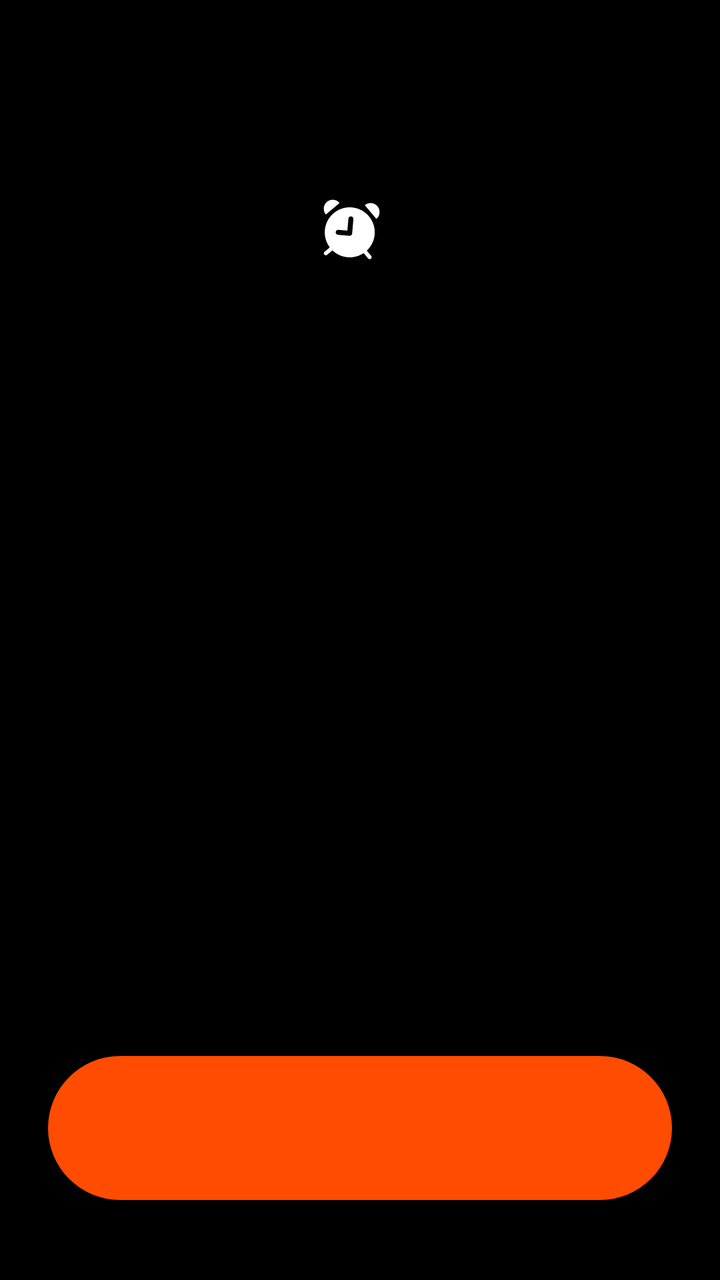
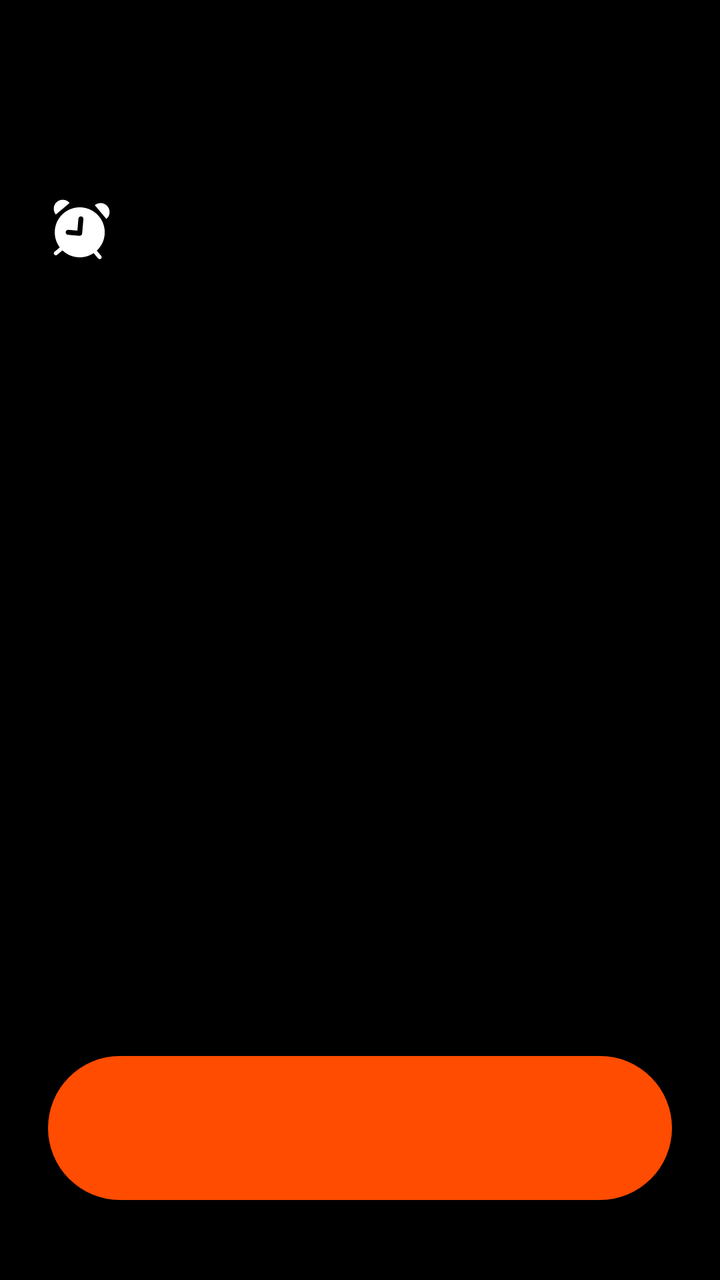

The first picture is an Android layout as it rendered before a commit; the second is the same layout after the commit. The layout source and the unified diff follow.
<!-- AndroidManifest.xml: activity theme AlarmTheme -->
<!-- res/layout/activity_alarm.xml -->
<?xml version="1.0" encoding="utf-8"?>
<LinearLayout xmlns:android="http://schemas.android.com/apk/res/android"
    android:layout_width="match_parent"
    android:layout_height="match_parent"
    android:background="#000000"
    android:gravity="center_horizontal"
    android:orientation="vertical"
    android:paddingStart="24dp"
    android:paddingTop="96dp"
    android:paddingEnd="24dp"
    android:paddingBottom="40dp">

    <LinearLayout
        android:layout_width="wrap_content"
        android:layout_height="wrap_content"
        android:gravity="center"
        android:orientation="horizontal">

        <ImageView
            android:id="@+id/alarmIcon"
            android:layout_width="32dp"
            android:layout_height="32dp"
            android:contentDescription="@null"
            android:src="@drawable/ic_alarm_header" />

        <TextView
            android:id="@+id/alarmTitle"
            android:layout_width="wrap_content"
            android:layout_height="wrap_content"
            android:layout_marginStart="10dp"
            android:fontFamily="sans-serif-medium"
            android:textColor="#FFFFFF"
            android:textSize="28sp" />
    </LinearLayout>

    <TextView
        android:id="@+id/alarmTime"
        android:layout_width="wrap_content"
        android:layout_height="wrap_content"
        android:layout_marginTop="38dp"
        android:fontFamily="sans-serif-light"
        android:gravity="center"
        android:letterSpacing="-0.05"
        android:textColor="#F4F4F4"
        android:textSize="84sp"
        android:textStyle="bold" />

    <TextView
        android:id="@+id/alarmSubtitle"
        android:layout_width="wrap_content"
        android:layout_height="wrap_content"
        android:layout_marginTop="38dp"
        android:fontFamily="sans-serif-medium"
        android:gravity="center"
        android:textColor="#5E5E5E"
        android:textSize="16sp" />

    <Space
        android:layout_width="match_parent"
        android:layout_height="0dp"
        android:layout_weight="1" />

    <Button
        android:id="@+id/dismissButton"
        android:layout_width="match_parent"
        android:layout_height="72dp"
        android:background="@drawable/bg_alarm_dismiss_button"
        android:fontFamily="sans-serif-medium"
        android:gravity="center"
        android:paddingHorizontal="24dp"
        android:textAllCaps="false"
        android:textColor="#FFFFFF"
        android:textSize="18sp" />
</LinearLayout>
<!-- resources referenced by this layout -->
<resources>
  <!-- drawable bg_alarm_dismiss_button (drawable) -->
  <?xml version="1.0" encoding="utf-8"?>
  <shape xmlns:android="http://schemas.android.com/apk/res/android"
      android:shape="rectangle">
      <solid android:color="#FF4C00" />
      <corners android:radius="36dp" />
  </shape>
  <!-- drawable ic_alarm_header (drawable) -->
  <?xml version="1.0" encoding="utf-8"?>
  <vector xmlns:android="http://schemas.android.com/apk/res/android"
      android:width="32dp"
      android:height="32dp"
      android:viewportWidth="32"
      android:viewportHeight="32">
      <path
          android:fillColor="#FFFFFFFF"
          android:fillType="evenOdd"
          android:pathData="M16.9587,5.0419C23.836,5.6436 28.9234,11.7065 28.3217,18.5838C28.0411,21.7907 26.5721,24.6075 24.3877,26.6407L26.5911,29.2666C26.9461,29.6896 26.8909,30.3202 26.4678,30.6752C26.0447,31.0302 25.4141,30.975 25.0591,30.552L22.8176,27.8807C20.5329,29.4112 17.7326,30.2051 14.7798,29.9468C11.8268,29.6884 9.2062,28.4205 7.2219,26.5162L4.5515,28.7578C4.1285,29.1128 3.4979,29.0576 3.1428,28.6346C2.7879,28.2115 2.843,27.5809 3.2661,27.2259L5.891,25.0225C4.093,22.6409 3.1363,19.6116 3.4168,16.4049C4.0185,9.5276 10.0814,4.4402 16.9587,5.0419ZM16.5665,9.5248C15.8788,9.4647 15.2725,9.9734 15.2123,10.6611L14.6894,16.6382L10.2065,16.246C9.5188,16.1859 8.9125,16.6946 8.8523,17.3823C8.7921,18.0701 9.3009,18.6764 9.9886,18.7365L15.7167,19.2377C16.4045,19.2978 17.0107,18.7891 17.0709,18.1014L17.7028,10.879C17.763,10.1912 17.2542,9.5849 16.5665,9.5248Z" />
      <path
          android:fillColor="#FFFFFFFF"
          android:pathData="M7.7563,1.2253C8.9452,1.3294 10.0438,1.9017 10.8109,2.816L3.9173,8.6004C3.1501,7.6862 2.7772,6.5049 2.8812,5.316C2.9853,4.1271 3.5576,3.0285 4.4719,2.2614C5.3861,1.4942 6.5674,1.1213 7.7563,1.2253Z" />
      <path
          android:fillColor="#FFFFFFFF"
          android:pathData="M26.684,2.8813C27.8729,2.9853 28.9715,3.5577 29.7386,4.4719C30.5058,5.3862 30.8787,6.5674 30.7747,7.7564C30.6707,8.9453 30.0983,10.0438 29.184,10.811L23.3996,3.9173C24.3138,3.1502 25.4951,2.7773 26.684,2.8813Z" />
  </vector>
  <style name="AlarmTheme" parent="@android:style/Theme.DeviceDefault.Light.NoActionBar.Fullscreen">
          <item name="android:windowBackground">#0B1F1F</item>
          <item name="android:statusBarColor">#0B1F1F</item>
          <item name="android:navigationBarColor">#0B1F1F</item>
      </style>
</resources>

<!-- the commit's change to res/layout/activity_alarm.xml (unified diff, before → after) -->
@@ -11,7 +11,7 @@
     android:paddingBottom="40dp">
 
     <LinearLayout
-        android:layout_width="wrap_content"
+        android:layout_width="match_parent"
         android:layout_height="wrap_content"
         android:gravity="center"
         android:orientation="horizontal">
@@ -25,12 +25,20 @@
 
         <TextView
             android:id="@+id/alarmTitle"
-            android:layout_width="wrap_content"
+            android:layout_width="0dp"
             android:layout_height="wrap_content"
             android:layout_marginStart="10dp"
+            android:layout_weight="1"
+            android:ellipsize="end"
             android:fontFamily="sans-serif-medium"
+            android:gravity="center"
+            android:maxLines="3"
             android:textColor="#FFFFFF"
             android:textSize="28sp" />
+
+        <Space
+            android:layout_width="32dp"
+            android:layout_height="32dp" />
     </LinearLayout>
 
     <TextView
